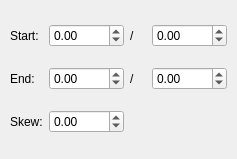
Old version of the form scribus/ui/gradientvectorbase.ui in the repository scribusproject/scribus.
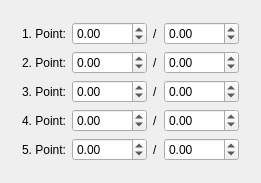
New version of the form. The open tabs and pages were chosen to show the change. Custom widgets are drawn as their Qt base class.

Commit message: Implemented "Diamond Gradients", much like "Square Gradients" but more flexible. Fixed crash when putting items with pattern strokes to patterns. Fixed incorrect visual bounding box for items with stroke patterns.

```diff
--- a/scribus/ui/gradientvectorbase.ui
+++ b/scribus/ui/gradientvectorbase.ui
@@ -9,8 +9,8 @@
    <rect>
     <x>0</x>
     <y>0</y>
-    <width>232</width>
-    <height>143</height>
+    <width>248</width>
+    <height>159</height>
    </rect>
   </property>
   <property name="minimumSize">
@@ -23,9 +23,6 @@
    <string>Gradient Vector</string>
   </property>
   <layout class="QVBoxLayout" name="verticalLayout">
-   <property name="margin">
-    <number>5</number>
-   </property>
    <item>
     <widget class="QStackedWidget" name="stackedWidget">
      <property name="currentIndex">
@@ -270,10 +267,7 @@
       </layout>
      </widget>
      <widget class="QWidget" name="pageFourColor">
-      <layout class="QGridLayout" name="gridLayout_2">
-       <property name="margin">
-        <number>5</number>
-       </property>
+      <layout class="QGridLayout" name="gridLayout_4">
        <item row="0" column="0">
         <widget class="QLabel" name="label_19">
          <property name="text">
@@ -412,6 +406,180 @@
        </item>
       </layout>
      </widget>
+     <widget class="QWidget" name="pageDiamond">
+      <layout class="QGridLayout" name="gridLayout_2">
+       <item row="0" column="0">
+        <widget class="QLabel" name="label_23">
+         <property name="text">
+          <string>1. Point:</string>
+         </property>
+        </widget>
+       </item>
+       <item row="0" column="1">
+        <widget class="ScrSpinBox" name="gC1XD">
+         <property name="minimum">
+          <double>-3000.000000000000000</double>
+         </property>
+         <property name="maximum">
+          <double>3000.000000000000000</double>
+         </property>
+        </widget>
+       </item>
+       <item row="0" column="2">
+        <widget class="QLabel" name="label_26">
+         <property name="text">
+          <string>/</string>
+         </property>
+        </widget>
+       </item>
+       <item row="0" column="3">
+        <widget class="ScrSpinBox" name="gC1YD">
+         <property name="minimum">
+          <double>-3000.000000000000000</double>
+         </property>
+         <property name="maximum">
+          <double>3000.000000000000000</double>
+         </property>
+        </widget>
+       </item>
+       <item row="1" column="0">
+        <widget class="QLabel" name="label_25">
+         <property name="text">
+          <string>2. Point:</string>
+         </property>
+        </widget>
+       </item>
+       <item row="1" column="1">
+        <widget class="ScrSpinBox" name="gC2XD">
+         <property name="minimum">
+          <double>-3000.000000000000000</double>
+         </property>
+         <property name="maximum">
+          <double>3000.000000000000000</double>
+         </property>
+        </widget>
+       </item>
+       <item row="1" column="2">
+        <widget class="QLabel" name="label_24">
+         <property name="text">
+          <string>/</string>
+         </property>
+        </widget>
+       </item>
+       <item row="1" column="3">
+        <widget class="ScrSpinBox" name="gC2YD">
+         <property name="minimum">
+          <double>-3000.000000000000000</double>
+         </property>
+         <property name="maximum">
+          <double>3000.000000000000000</double>
+         </property>
+        </widget>
+       </item>
+       <item row="2" column="0">
+        <widget class="QLabel" name="label_27">
+         <property name="text">
+          <string>3. Point:</string>
+         </property>
+        </widget>
+       </item>
+       <item row="2" column="1">
+        <widget class="ScrSpinBox" name="gC3XD">
+         <property name="minimum">
+          <double>-3000.000000000000000</double>
+         </property>
+         <property name="maximum">
+          <double>3000.000000000000000</double>
+         </property>
+        </widget>
+       </item>
+       <item row="2" column="2">
+        <widget class="QLabel" name="label_29">
+         <property name="text">
+          <string>/</string>
+         </property>
+        </widget>
+       </item>
+       <item row="2" column="3">
+        <widget class="ScrSpinBox" name="gC3YD">
+         <property name="minimum">
+          <double>-3000.000000000000000</double>
+         </property>
+         <property name="maximum">
+          <double>3000.000000000000000</double>
+         </property>
+        </widget>
+       </item>
+       <item row="3" column="0">
+        <widget class="QLabel" name="label_28">
+         <property name="text">
+          <string>4. Point:</string>
+         </property>
+        </widget>
+       </item>
+       <item row="3" column="1">
+        <widget class="ScrSpinBox" name="gC4XD">
+         <property name="minimum">
+          <double>-3000.000000000000000</double>
+         </property>
+         <property name="maximum">
+          <double>3000.000000000000000</double>
+         </property>
+        </widget>
+       </item>
+       <item row="3" column="2">
+        <widget class="QLabel" name="label_22">
+         <property name="text">
+          <string>/</string>
+         </property>
+        </widget>
+       </item>
+       <item row="3" column="3">
+        <widget class="ScrSpinBox" name="gC4YD">
+         <property name="minimum">
+          <double>-3000.000000000000000</double>
+         </property>
+         <property name="maximum">
+          <double>3000.000000000000000</double>
+         </property>
+        </widget>
+       </item>
+       <item row="4" column="0">
+        <widget class="QLabel" name="label_30">
+         <property name="text">
+          <string>5. Point:</string>
+         </property>
+        </widget>
+       </item>
+       <item row="4" column="1">
+        <widget class="ScrSpinBox" name="gC5XD">
+         <property name="minimum">
+          <double>-3000.000000000000000</double>
+         </property>
+         <property name="maximum">
+          <double>3000.000000000000000</double>
+         </property>
+        </widget>
+       </item>
+       <item row="4" column="2">
+        <widget class="QLabel" name="label_31">
+         <property name="text">
+          <string>/</string>
+         </property>
+        </widget>
+       </item>
+       <item row="4" column="3">
+        <widget class="ScrSpinBox" name="gC5YD">
+         <property name="minimum">
+          <double>-3000.000000000000000</double>
+         </property>
+         <property name="maximum">
+          <double>3000.000000000000000</double>
+         </property>
+        </widget>
+       </item>
+      </layout>
+     </widget>
     </widget>
    </item>
   </layout>
```
The commit also changes 30 other files.
